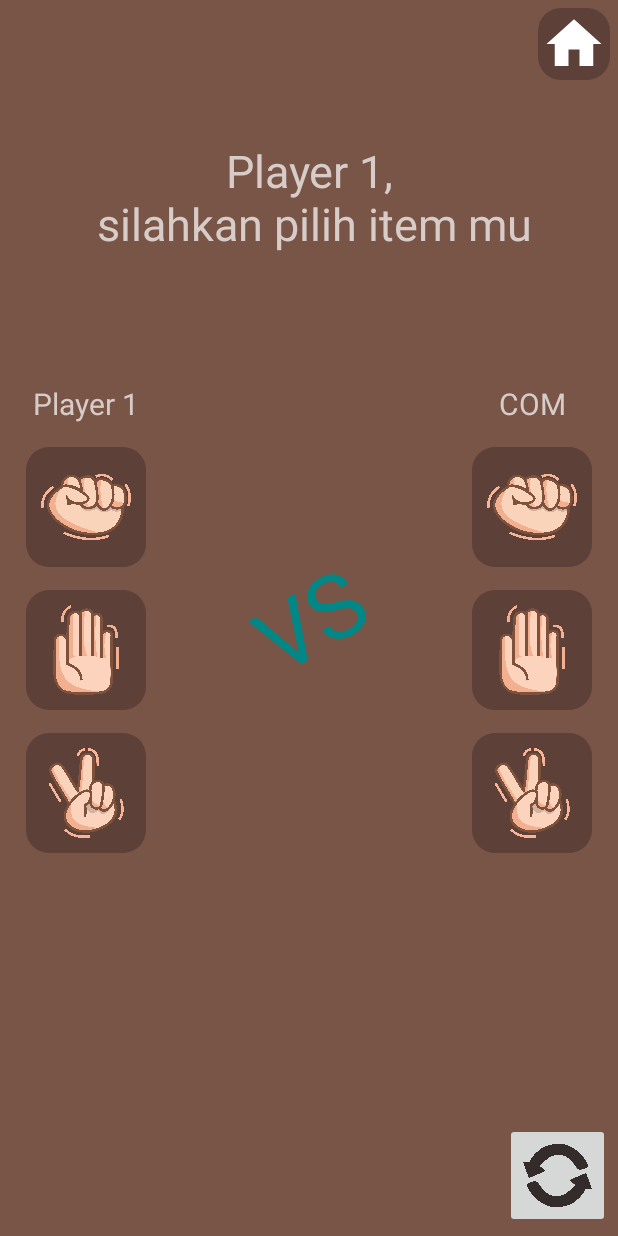
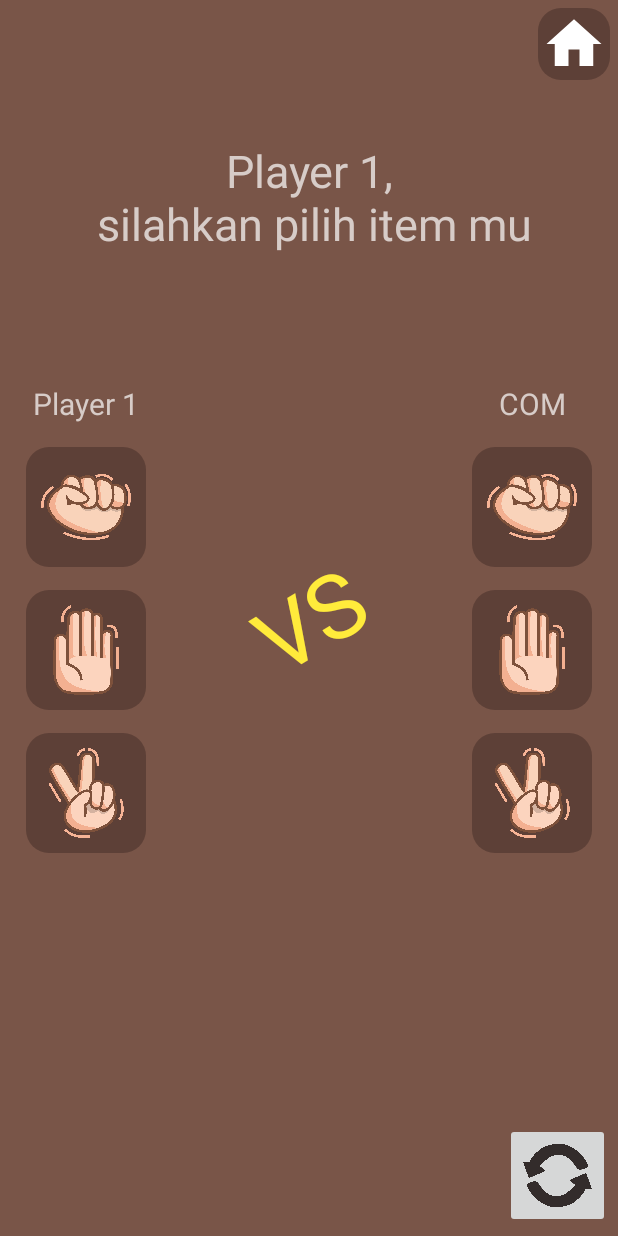
Before and after one commit to bray44/ChapterChallenge7, an Android app: the fragment GameResultDialogFragment placed in its activity, after a tap on "Main Lagi", on a phone screen of 412 x 824 dp. Run offline under Robolectric (Android 15) with nearby library versions, the phone set to English and light mode, and no system bars; our stand-ins replace Room's generated code; Roboto replaces fonts that are not available here.

Commit message:
Minor update fixing recycler view layout changing color of VS text in gameplay set item background to use self-made drawable set game history to sort by latest data added

```diff
--- a/app/src/main/java/com/example/chapterchallenge7/gamehistory/data/GameHistoryDataDAO.kt
+++ b/app/src/main/java/com/example/chapterchallenge7/gamehistory/data/GameHistoryDataDAO.kt
@@ -16,7 +16,7 @@ interface GameHistoryDataDAO {
     suspend fun addGameHistory(gameHistory: GameHistory) //fungsi dilakukan pada thread lain (coroutine)
 
     // Method untuk membaca list history player
-    @Query("SELECT * FROM game_history_table")
+    @Query("SELECT * FROM game_history_table ORDER BY id DESC")
     fun readAllGameHistoryData(): LiveData<List<GameHistory>>
 
     @Query("DELETE FROM game_history_table")
--- a/app/src/main/res/layout/activity_game_history.xml
+++ b/app/src/main/res/layout/activity_game_history.xml
@@ -9,7 +9,8 @@
 
     <androidx.recyclerview.widget.RecyclerView
         android:id="@+id/rv_game_history"
-        android:layout_width="409dp"
+        android:layout_width="match_parent"
+        android:paddingHorizontal="5dp"
         android:layout_height="500dp"
         app:layout_constraintBottom_toBottomOf="parent"
         app:layout_constraintEnd_toEndOf="parent"
@@ -51,7 +52,7 @@
         android:id="@+id/btn_close"
         android:layout_width="57dp"
         android:layout_height="51dp"
-        android:layout_marginTop="8dp"
+        android:layout_marginTop="16dp"
         android:layout_marginEnd="8dp"
         app:layout_constraintEnd_toEndOf="parent"
         app:layout_constraintTop_toTopOf="parent"
--- a/app/src/main/res/layout/activity_gameplay_vs_player.xml
+++ b/app/src/main/res/layout/activity_gameplay_vs_player.xml
@@ -27,7 +27,7 @@
         android:fontFamily="@font/inika"
         android:rotation="-31"
         android:text="@string/tv_versus"
-        android:textColor="@color/teal_700"
+        android:textColor="@color/yellow"
         android:textSize="60sp"
         app:layout_constraintBottom_toBottomOf="parent"
         app:layout_constraintEnd_toEndOf="parent"
--- a/app/src/main/res/layout/game_history_item.xml
+++ b/app/src/main/res/layout/game_history_item.xml
@@ -2,10 +2,10 @@
 <androidx.constraintlayout.widget.ConstraintLayout xmlns:android="http://schemas.android.com/apk/res/android"
     xmlns:app="http://schemas.android.com/apk/res-auto"
     xmlns:tools="http://schemas.android.com/tools"
-    android:layout_width="390dp"
+    android:layout_width="match_parent"
     android:layout_height="100dp"
     android:layout_margin="5dp"
-    android:background="@color/brown"
+    android:background="@drawable/background_game_history_list_item"
     android:elevation="4dp"
     android:padding="5dp">
 
@@ -66,7 +66,7 @@
         android:fontFamily="@font/inika"
         android:textAlignment="center"
         android:textColor="@color/yellow"
-        android:textSize="25sp"
+        android:textSize="22sp"
         android:ellipsize="middle"
         android:maxEms="5"
         android:maxLines="2"
```
